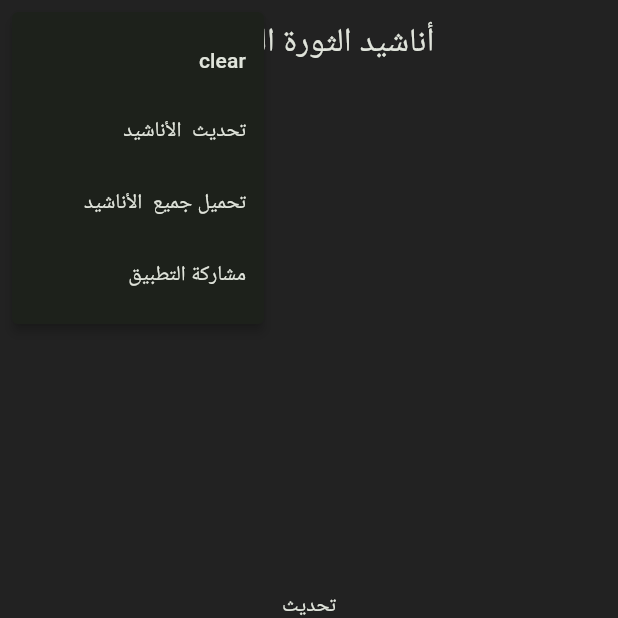
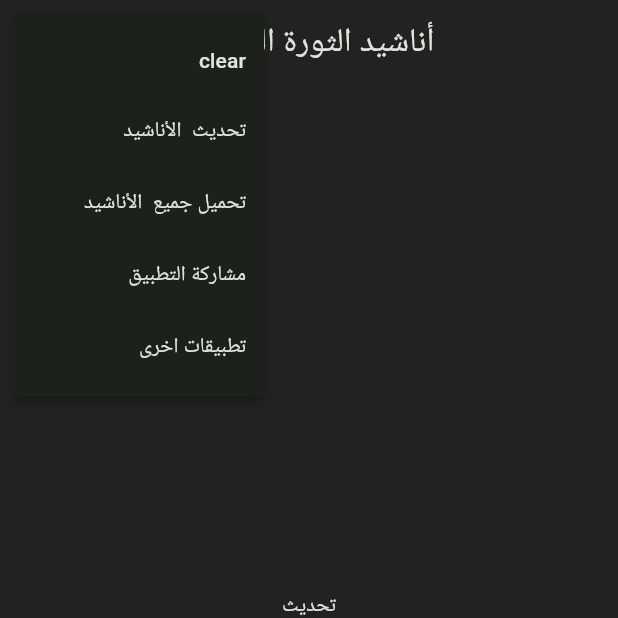
Before and after one commit to MaNoOoz/anshed, a Flutter app: the screen it shows after launch, after a tap on the "settings" icon, on a phone screen of 412 x 824 dp, the top half of it. Run offline on Flutter 3.47's test engine with Material 3 defaults, Android fonts, the phone set to English and light mode, and no system bars; our stand-ins replace cached_network_image, flutter_cache_manager, get, just_audio, just_audio_background, logger and 3 more; network calls fail.

```diff
--- a/lib/views/home_page.dart
+++ b/lib/views/home_page.dart
@@ -8,6 +8,7 @@ import 'package:sliding_up_panel/sliding_up_panel.dart';
 import '../controllers/PlayerController.dart';
 import '../widgets/SeekBar.dart';
 import '../widgets/music_tile.dart';
+import 'package:url_launcher/url_launcher.dart';
 
 class HomePage extends StatefulWidget {
   const HomePage({Key? key}) : super(key: key);
@@ -19,8 +20,15 @@ class HomePage extends StatefulWidget {
 class _HomePageState extends State<HomePage> {
   final PlayerController c = Get.find<PlayerController>();
   final PanelController panelController = PanelController();
-  static const String BASE_URL_flutter =
-      "https://play.google.com/store/apps/details?id=com.manoooz.anshed";
+  static const String BASE_URL_flutter = "https://play.google.com/store/apps/details?id=com.manoooz.anshed";
+  static const String other_apps = "https://play.google.com/store/apps/dev?id=8389389659889758696";
+  final Uri _url = Uri.parse('$other_apps');
+
+  Future<void> _launchUrl() async {
+    if (!await launchUrl(_url)) {
+      throw Exception('Could not launch $_url');
+    }
+  }
 
   @override
   Widget build(BuildContext context) {
@@ -38,6 +46,7 @@ class _HomePageState extends State<HomePage> {
             PopupMenuButton<String>(
               onSelected: (String result) {
                 switch (result) {
+                   // todo delete later
                   case 'clear':
                     c.deleteAllSongs();
                     break;
@@ -51,6 +60,12 @@ class _HomePageState extends State<HomePage> {
                   case 'Share':
                     Share.share('Check out this app: $BASE_URL_flutter');
                     break;
+                  case 'OtherApps':
+                    _launchUrl();
+                    // Share.share('Check out this app: $BASE_URL_flutter');
+                    break;
+
+
                 }
               },
               itemBuilder: (BuildContext context) => <PopupMenuEntry<String>>[
@@ -69,6 +84,10 @@ class _HomePageState extends State<HomePage> {
                 const PopupMenuItem<String>(
                   value: 'Share',
                   child: Text('مشاركة التطبيق'),
+                ),
+                const PopupMenuItem<String>(
+                  value: 'OtherApps',
+                  child: Text('تطبيقات اخرى'),
                 ),
               ],
               icon: const Icon(Icons.settings),
--- a/pubspec.yaml
+++ b/pubspec.yaml
@@ -47,6 +47,7 @@ dependencies:
   rename:
   logger:
   share_plus:
+  url_launcher: ^6.3.1
   dio:
   path_provider:
   #  flutter_local_notifications:
```
Also changed, not shown: pubspec.lock.
